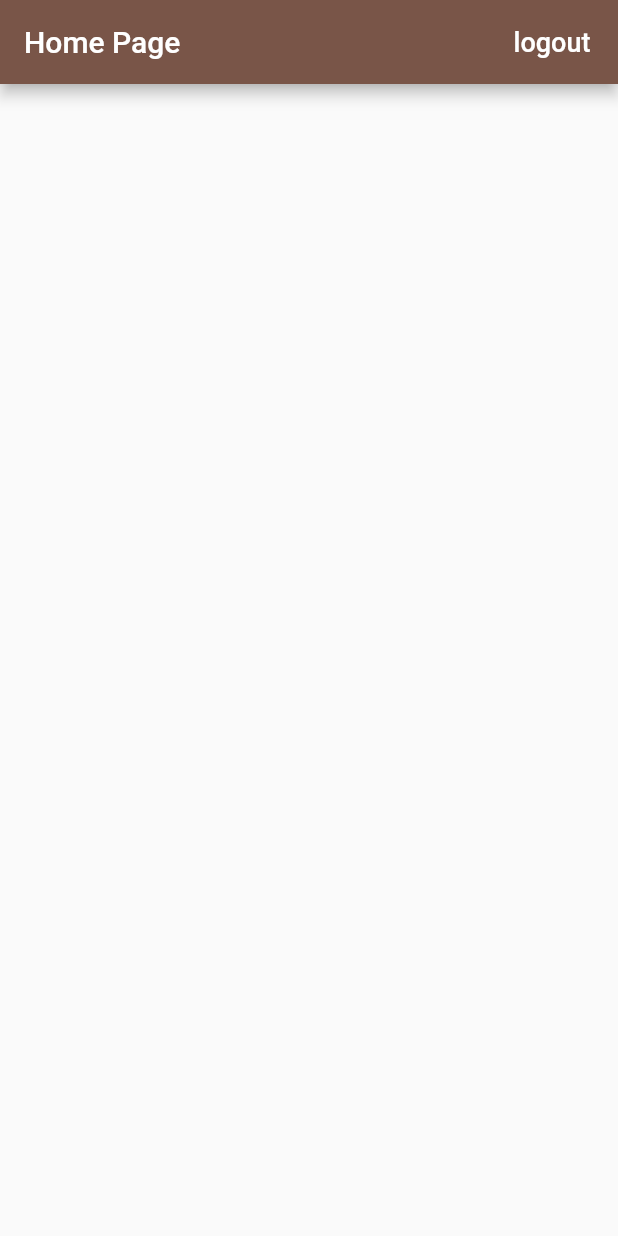
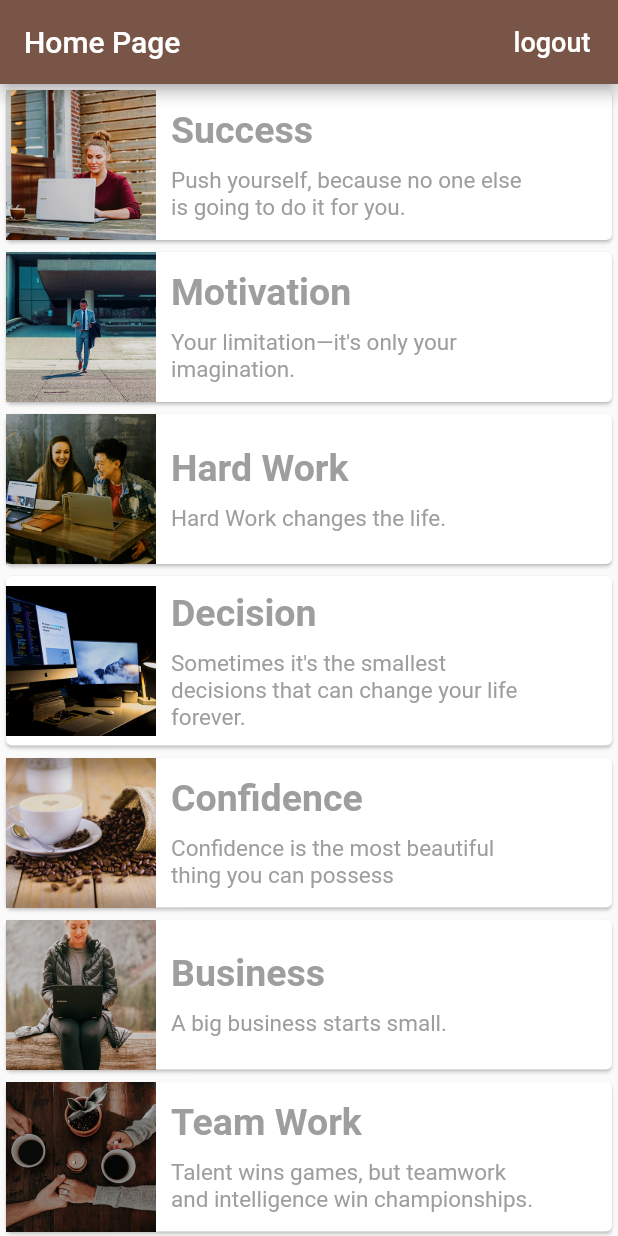
Before and after one commit to vickyjnv/edcapp2, a Flutter app: the screen it shows once a user with an empty profile is signed in, on a phone screen of 412 x 824 dp. Run offline on Flutter 3.47's test engine with Material 2 defaults, Android fonts, the phone set to English and light mode, and no system bars; our stand-ins replace firebase_auth, firebase_core, google_sign_in; accounts and stored records are empty.

Commit message:
initialk commit

```diff
--- a/lib/app/home_page.dart
+++ b/lib/app/home_page.dart
@@ -2,6 +2,7 @@
 import 'package:firebase_auth/firebase_auth.dart';
 import 'package:flutter/material.dart';
 import 'package:edcapp/services/auth.dart';
+import 'package:url_launcher/url_launcher.dart';
 
 class HomePage extends StatelessWidget {
   const HomePage({Key key, @required this.auth, @required this.onSignOut}) : super(key: key);
@@ -18,6 +19,38 @@ class HomePage extends StatelessWidget {
 
   @override
   Widget build(BuildContext context) {
+    double width = MediaQuery.of(context).size.width * 0.6;
+    var titleList = [
+      "Success",
+      "Motivation",
+      "Hard Work",
+      "Decision",
+      "Confidence",
+      "Business",
+      "Team Work"
+    ];
+
+    // Description List Here
+    var descList = [
+      "Push yourself, because no one else is going to do it for you.",
+      "Your limitation—it's only your imagination.",
+      "Hard Work changes the life.",
+      "Sometimes it's the smallest decisions that can change your life forever.",
+      "Confidence is the most beautiful thing you can possess",
+      "A big business starts small.",
+      "Talent wins games, but teamwork and intelligence win championships."
+    ];
+
+    // Image Name List Here
+    var imgList = [
+      "images/images/img1.jpg",
+      "images/images/img2.jpg",
+      "images/images/img3.jpg",
+      "images/images/img4.jpg",
+      "images/images/img5.jpg",
+      "images/images/img6.jpg",
+      "images/images/img7.jpg"
+    ];
     return Scaffold(
       appBar: AppBar(
         title: Text('Home Page'),
@@ -34,6 +67,134 @@ class HomePage extends StatelessWidget {
           ),
         ],
       ),
+      body: ListView.builder(
+        itemCount: imgList.length,
+        itemBuilder: (context, index) {
+          return GestureDetector(
+            onTap: () {
+              // This Will Call When User Click On ListView Item
+              showDialogFunc(
+                  context, imgList[index], titleList[index], descList[index]);
+            },
+            onLongPress: () {
+              openURL();
+            },
+            // Card Which Holds Layout Of ListView Item
+            child: Card(
+              child: Row(
+                children: <Widget>[
+                  Container(
+                    width: 100,
+                    height: 100,
+                    child: Image.asset(imgList[index]),
+                  ),
+                  Padding(
+                    padding: const EdgeInsets.all(10.0),
+                    child: Column(
+                      crossAxisAlignment: CrossAxisAlignment.start,
+                      children: <Widget>[
+                        Text(
+                          titleList[index],
+                          style: TextStyle(
+                            fontSize: 25,
+                            color: Colors.grey,
+                            fontWeight: FontWeight.bold,
+                          ),
+                        ),
+                        SizedBox(
+                          height: 10,
+                        ),
+                        Container(
+                          width: width,
+                          child: Text(
+                            descList[index],
+                            maxLines: 3,
+                            style: TextStyle(
+                                fontSize: 15, color: Colors.grey[500]),
+                          ),
+                        ),
+                      ],
+                    ),
+                  )
+                ],
+              ),
+            ),
+          );
+        },
+      ),
     );
   }
 }
+
+
+
+void openURL() async {
+  if (await canLaunch('https://www.google.com'))
+    await launch('https://www.google.com');
+  else
+    // can't launch url, there is some error
+    throw "Could not launch url";
+}
+
+
+// This is a block of Model Dialog
+showDialogFunc(context, img, title, desc) {
+  return showDialog(
+    context: context,
+    builder: (context) {
+      return Center(
+        child: Material(
+          type: MaterialType.transparency,
+          child: Container(
+            decoration: BoxDecoration(
+              borderRadius: BorderRadius.circular(10),
+              color: Colors.white,
+            ),
+            padding: EdgeInsets.all(15),
+            height: 320,
+            width: MediaQuery.of(context).size.width * 0.7,
+            child: Column(
+              crossAxisAlignment: CrossAxisAlignment.center,
+              children: <Widget>[
+                ClipRRect(
+                  borderRadius: BorderRadius.circular(5),
+                  child: Image.asset(
+                    img,
+                    width: 200,
+                    height: 200,
+                  ),
+                ),
+                SizedBox(
+                  height: 10,
+                ),
+                Text(
+                  title,
+                  style: TextStyle(
+                    fontSize: 25,
+                    color: Colors.grey,
+                    fontWeight: FontWeight.bold,
+                  ),
+                ),
+                SizedBox(
+                  height: 10,
+                ),
+                Container(
+                  // width: 200,
+                  child: Align(
+                    alignment: Alignment.center,
+                    child: Text(
+                      desc,
+                      maxLines: 3,
+                      style: TextStyle(fontSize: 15, color: Colors.grey[500]),
+                      textAlign: TextAlign.center,
+                    ),
+                  ),
+                ),
+              ],
+            ),
+          ),
+        ),
+      );
+    },
+  );
+}
```
Also changed, not shown: lib/app/sign_in/email_sign_in_form.dart (+43 -19 lines), pubspec.yaml (+9 -0 lines), images/images/img1.jpg (added), images/images/img2.jpg (added), images/images/img3.jpg (added), images/images/img4.jpg (added), images/images/img5.jpg (added), images/images/img6.jpg (added), images/images/img7.jpg (added), pubspec.lock.
